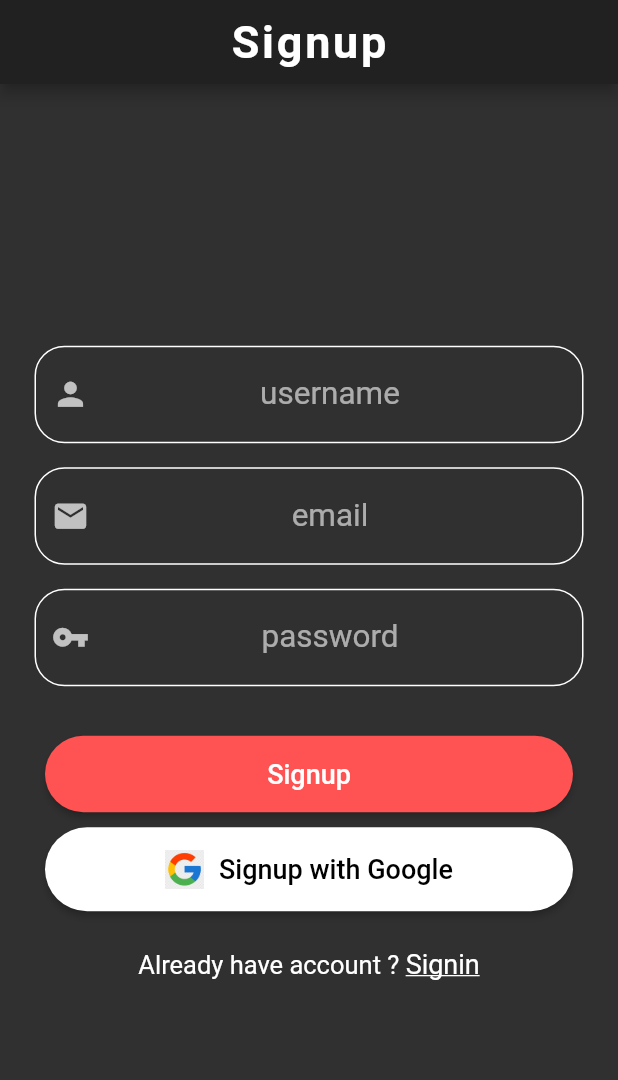
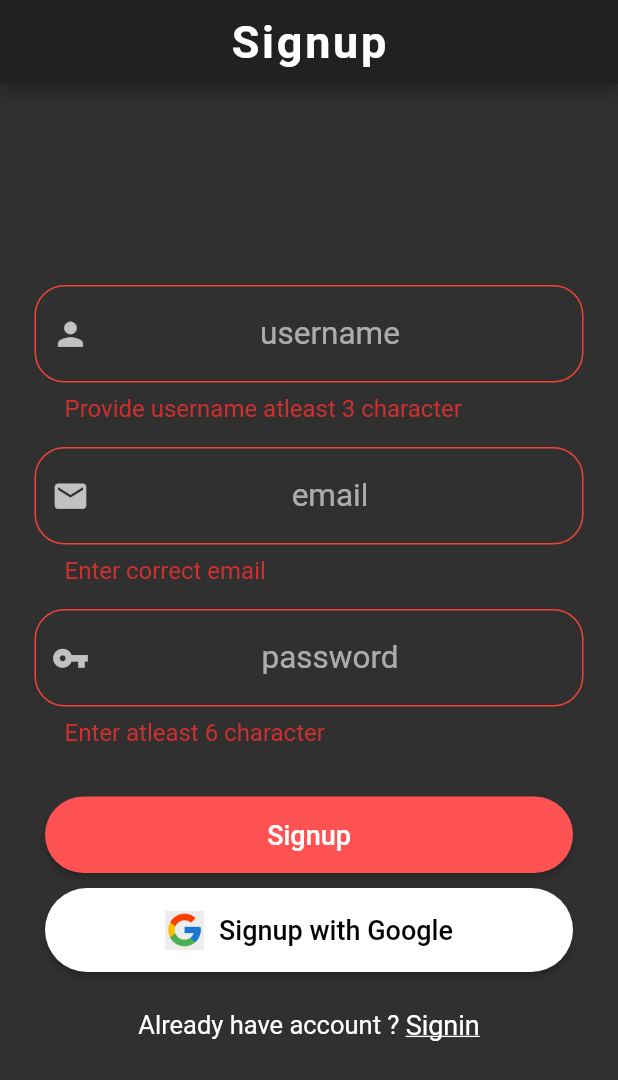
Before and after one commit to iamsourav37/chat_app, a Flutter app: the screen it shows after launch, after a tap on "Signup", on a phone screen of 412 x 824 dp. Shown: the top 1080 px of the screen. Run offline on Flutter 3.47's test engine with Material 2 defaults, Android fonts, the phone set to English and light mode, and no system bars; our stand-ins replace firebase_auth, firebase_core; accounts and stored records are empty.

Commit message:
update error style in TextFormField

```diff
--- a/lib/constants.dart
+++ b/lib/constants.dart
@@ -6,6 +6,22 @@ const kTextFieldInputDecoration = InputDecoration(
   enabledBorder: OutlineInputBorder(
     borderSide: BorderSide(
       color: Colors.white,
+    ),
+    borderRadius: BorderRadius.all(
+      Radius.circular(20),
+    ),
+  ),
+  focusedErrorBorder: OutlineInputBorder(
+    borderSide: BorderSide(
+      color: Colors.red,
+    ),
+    borderRadius: BorderRadius.all(
+      Radius.circular(20),
+    ),
+  ),
+  errorBorder: OutlineInputBorder(
+    borderSide: BorderSide(
+      color: Colors.red,
     ),
     borderRadius: BorderRadius.all(
       Radius.circular(20),
--- a/lib/screens/signup.dart
+++ b/lib/screens/signup.dart
@@ -14,11 +14,18 @@ class _SignUpState extends State<SignUp> {
   GlobalKey<FormState> _formKey = GlobalKey<FormState>();
 
   Authentication authentication = Authentication();
+  TextEditingController usernameController = TextEditingController();
+  TextEditingController emailController = TextEditingController();
+  TextEditingController passwordController = TextEditingController();
 
   @override
   void initState() {
     authentication.checkAuthentication(context);
     super.initState();
+  }
+
+  void onFormSubmit() {
+    if (_formKey.currentState.validate()) {}
   }
 
   @override
@@ -46,13 +53,22 @@ class _SignUpState extends State<SignUp> {
               children: [
                 Padding(
                   padding: const EdgeInsets.all(8.0),
-                  child: TextField(
+                  child: TextFormField(
+                    validator: (String value) {
+                      return value.isEmpty || value.length < 3
+                          ? "Provide username atleast 3 character"
+                          : null;
+                    },
+                    controller: usernameController,
                     textAlign: TextAlign.center,
                     style: TextStyle(
                       fontSize: 21.0,
                     ),
                     decoration: kTextFieldInputDecoration.copyWith(
                       hintText: 'username',
+                      errorStyle: TextStyle(
+                        fontSize: 16.0,
+                      ),
                       prefixIcon: Icon(
                         Icons.person,
                         size: 25.0,
@@ -62,7 +78,14 @@ class _SignUpState extends State<SignUp> {
                 ),
                 Padding(
                   padding: const EdgeInsets.all(8.0),
-                  child: TextField(
+                  child: TextFormField(
+                    validator: (String value) {
+                      return RegExp(
+                                  r"^[a-zA-Z0-9.a-zA-Z0-9.!#$%&'*+-/=?^_`{|}~]+@[a-zA-Z0-9]+\.[a-zA-Z]+")
+                              .hasMatch(value)
+                          ? null
+                          : "Enter correct email";
+                    },
                     textAlign: TextAlign.center,
                     keyboardType: TextInputType.emailAddress,
                     style: TextStyle(
@@ -70,6 +93,9 @@ class _SignUpState extends State<SignUp> {
                     ),
                     decoration: kTextFieldInputDecoration.copyWith(
                       hintText: 'email',
+                      errorStyle: TextStyle(
+                        fontSize: 16.0,
+                      ),
                       prefixIcon: Icon(
                         Icons.email,
                         size: 25.0,
@@ -79,7 +105,12 @@ class _SignUpState extends State<SignUp> {
                 ),
                 Padding(
                   padding: const EdgeInsets.all(8.0),
-                  child: TextField(
+                  child: TextFormField(
+                    validator: (String value) {
+                      return value.trim().length < 6
+                          ? 'Enter atleast 6 character'
+                          : null;
+                    },
                     obscureText: true,
                     textAlign: TextAlign.center,
                     style: TextStyle(
@@ -87,6 +118,9 @@ class _SignUpState extends State<SignUp> {
                     ),
                     decoration: kTextFieldInputDecoration.copyWith(
                       hintText: 'password',
+                      errorStyle: TextStyle(
+                        fontSize: 16.0,
+                      ),
                       prefixIcon: Icon(
                         Icons.vpn_key,
                         size: 25.0,
@@ -100,7 +134,9 @@ class _SignUpState extends State<SignUp> {
                 Padding(
                   padding: EdgeInsets.symmetric(vertical: 5, horizontal: 15.0),
                   child: RoundedButton(
-                    onPressed: () {},
+                    onPressed: () {
+                      this.onFormSubmit();
+                    },
                     btnColor: Colors.redAccent,
                     btnText: "Signup",
                     context: context,
```
Also changed, not shown: lib/screens/signin.dart (+27 -3 lines), 1 other file.
